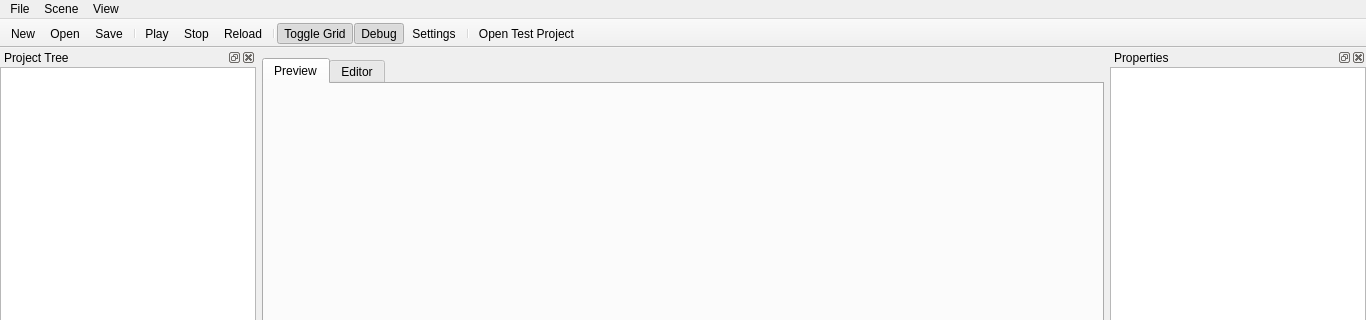
Old version of the form DreamToolQt/View/MainWindow.ui in the repository BashEdThomps/dream-engine; both pictures show x 0 to 1366 and y 0 to 320 of the 1366 by 768 pixel window.
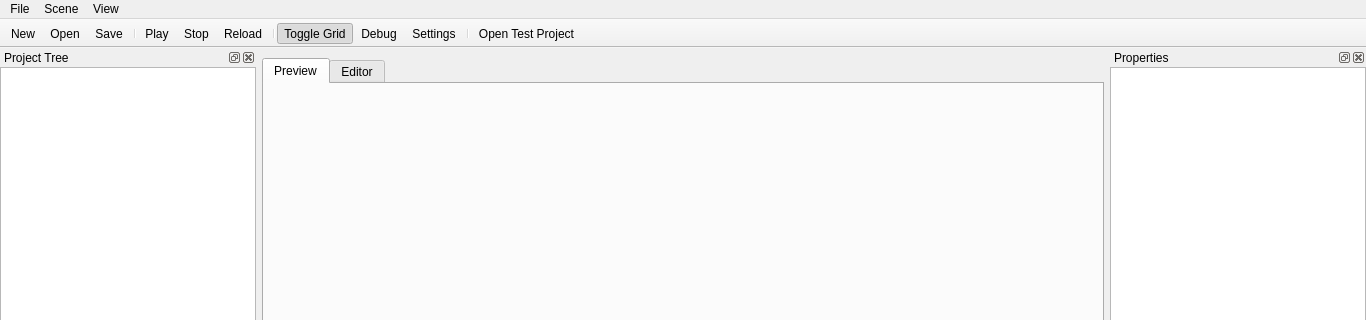
New version of the form. Icons and pictures are not drawn.

Patch:
```diff
--- a/DreamToolQt/View/MainWindow.ui
+++ b/DreamToolQt/View/MainWindow.ui
@@ -467,7 +467,7 @@
     <bool>true</bool>
    </property>
    <property name="checked">
-    <bool>true</bool>
+    <bool>false</bool>
    </property>
    <property name="icon">
     <iconset resource="../Resources/Resources.qrc">
```
Left out of the diff: 12 changed lines with no effect on the pictures.
